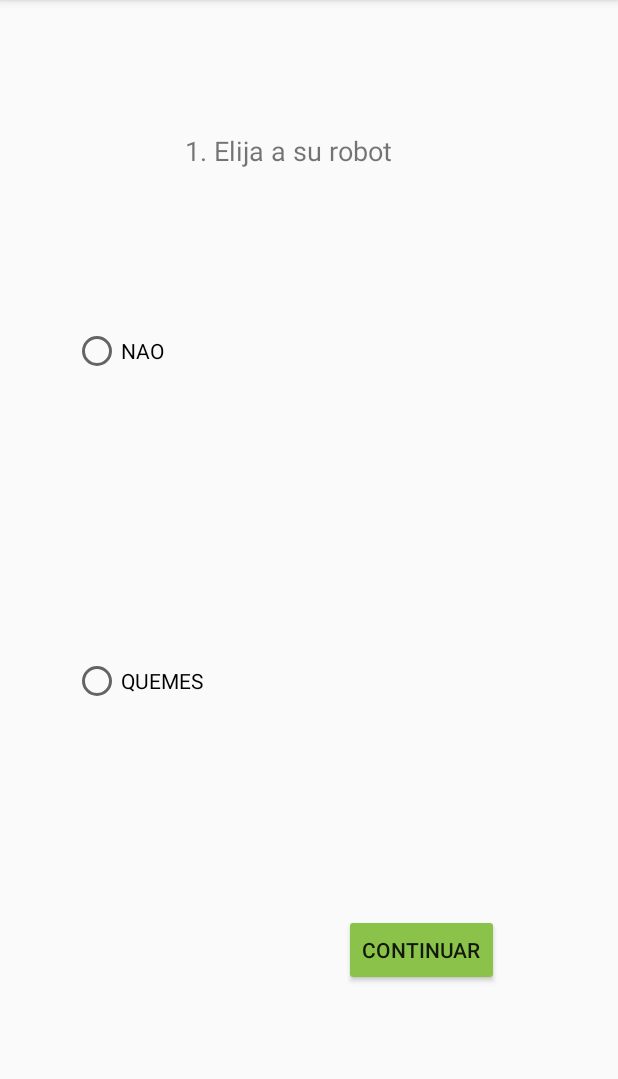
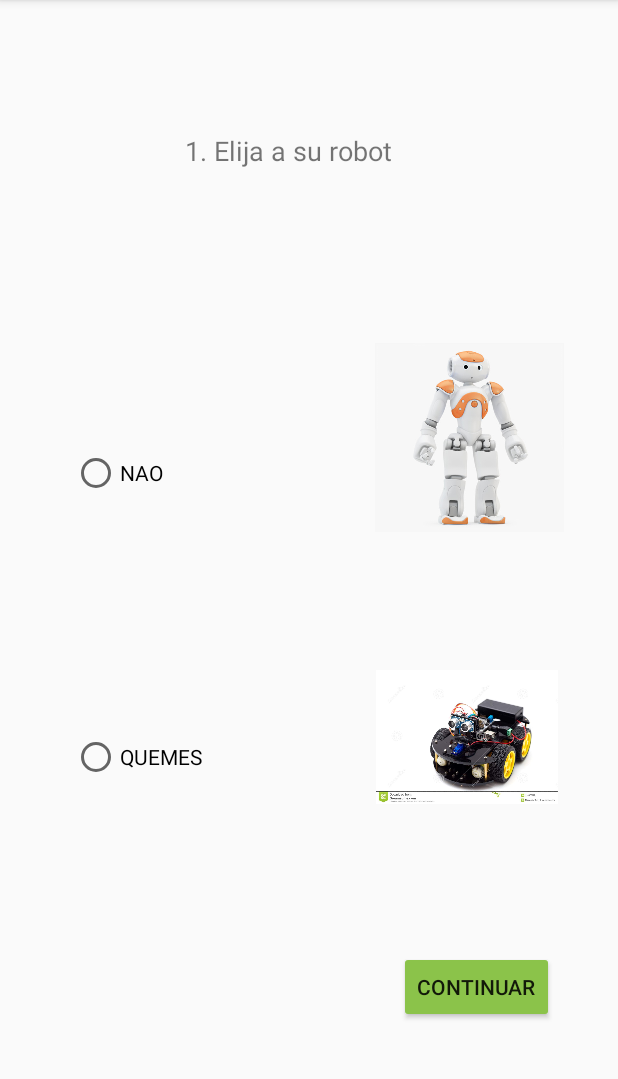
Before and after one commit to KarenCelis/COBOT, an Android app: the screen it shows after launch (RobotConection), on a phone screen of 412 x 824 dp, the part 84-1163 px from its top. Run offline under Robolectric (Android 15) with nearby library versions, the phone set to English and light mode, and no system bars; Roboto replaces fonts that are not available here.

Commit message:
add group to radio buttoon

```diff
--- a/Android/app/src/main/res/layout/activity_main.xml
+++ b/Android/app/src/main/res/layout/activity_main.xml
@@ -47,8 +47,8 @@
 
     <LinearLayout
         android:id="@+id/LayoutVerticalPersonajes"
-        android:layout_width="wrap_content"
-        android:layout_height="wrap_content"
+        android:layout_width="307dp"
+        android:layout_height="135dp"
         android:layout_marginTop="32dp"
         android:orientation="vertical"
         app:layout_constraintEnd_toEndOf="parent"
--- a/Android/app/src/main/res/layout/activity_robot_conection.xml
+++ b/Android/app/src/main/res/layout/activity_robot_conection.xml
@@ -19,60 +19,67 @@
         app:layout_constraintStart_toStartOf="parent"
         app:layout_constraintTop_toTopOf="parent" />
 
-    <RadioButton
-        android:id="@+id/textView5"
-        android:layout_width="100dp"
-        android:layout_height="wrap_content"
-        android:layout_marginTop="96dp"
-        android:text="NAO"
-        app:layout_constraintEnd_toEndOf="parent"
-        app:layout_constraintHorizontal_bias="0.157"
-        app:layout_constraintStart_toStartOf="parent"
-        app:layout_constraintTop_toBottomOf="@+id/textView4" />
-
-    <RadioButton
-        android:id="@+id/textView6"
-        android:layout_width="100dp"
-        android:layout_height="wrap_content"
-        android:layout_marginTop="188dp"
-        android:text="QUEMES"
-        app:layout_constraintEnd_toEndOf="parent"
-        app:layout_constraintHorizontal_bias="0.157"
-        app:layout_constraintStart_toStartOf="parent"
-        app:layout_constraintTop_toBottomOf="@+id/textView5" />
-
-    <ImageView
-        android:id="@+id/imageView"
-        android:layout_width="186dp"
-        android:layout_height="177dp"
-        android:layout_marginTop="32dp"
-        app:layout_constraintEnd_toEndOf="parent"
-        app:layout_constraintHorizontal_bias="0.728"
-        app:layout_constraintStart_toStartOf="parent"
-        app:layout_constraintTop_toBottomOf="@+id/textView4"
-        tools:srcCompat="@drawable/nao_36_jpgb2b7fa76_257c_4e8e_9913_8aac9a9e0af2large" />
-
-    <ImageView
-        android:id="@+id/imageView2"
-        android:layout_width="186dp"
-        android:layout_height="170dp"
-        android:layout_marginTop="44dp"
-        app:layout_constraintEnd_toEndOf="parent"
-        app:layout_constraintHorizontal_bias="0.728"
-        app:layout_constraintStart_toStartOf="parent"
-        app:layout_constraintTop_toBottomOf="@+id/imageView"
-        tools:srcCompat="@drawable/robot_con_los_ojos_y_las_ruedas_en_un_fondo_blanco_internacional_artificial_113929772" />
-
     <Button
         android:id="@+id/button_continuar"
         android:layout_width="wrap_content"
         android:layout_height="wrap_content"
-        android:layout_marginTop="64dp"
         android:text="Continuar"
         app:backgroundTint="#8BC34A"
+        app:layout_constraintBottom_toBottomOf="parent"
         app:layout_constraintEnd_toEndOf="parent"
-        app:layout_constraintHorizontal_bias="0.744"
+        app:layout_constraintHorizontal_bias="0.862"
         app:layout_constraintStart_toStartOf="parent"
-        app:layout_constraintTop_toBottomOf="@+id/imageView2" />
+        app:layout_constraintTop_toBottomOf="@+id/imageView"
+        app:layout_constraintVertical_bias="0.444" />
+
+    <ImageView
+        android:id="@+id/imageView8"
+        android:layout_width="126dp"
+        android:layout_height="235dp"
+        android:layout_marginTop="52dp"
+        android:layout_marginEnd="36dp"
+        android:layout_marginRight="36dp"
+        app:layout_constraintEnd_toEndOf="parent"
+        app:layout_constraintHorizontal_bias="1.0"
+        app:layout_constraintStart_toEndOf="@+id/radioGroup"
+        app:layout_constraintTop_toBottomOf="@+id/textView4"
+        app:srcCompat="@drawable/nao_36_jpgb2b7fa76_257c_4e8e_9913_8aac9a9e0af2large" />
+
+    <ImageView
+        android:id="@+id/imageView"
+        android:layout_width="121dp"
+        android:layout_height="148dp"
+        android:layout_marginTop="8dp"
+        android:layout_marginEnd="40dp"
+        android:layout_marginRight="40dp"
+        app:layout_constraintEnd_toEndOf="parent"
+        app:layout_constraintHorizontal_bias="1.0"
+        app:layout_constraintStart_toEndOf="@+id/radioGroup"
+        app:layout_constraintTop_toBottomOf="@+id/imageView8"
+        app:srcCompat="@drawable/robot_con_los_ojos_y_las_ruedas_en_un_fondo_blanco_internacional_artificial_113929772" />
+
+    <RadioGroup
+        android:id="@+id/radioGroup"
+        android:layout_width="255dp"
+        android:layout_height="411dp"
+        android:layout_marginStart="48dp"
+        android:layout_marginLeft="48dp"
+        app:layout_constraintBottom_toTopOf="@+id/button_continuar"
+        app:layout_constraintStart_toStartOf="parent"
+        app:layout_constraintTop_toBottomOf="@+id/textView4"
+        app:layout_constraintVertical_bias="1.0">
+
+        <RadioButton
+            android:id="@+id/radioButton"
+            android:layout_width="match_parent"
+            android:layout_height="185dp"
+            android:text="NAO" />
+
+        <RadioButton
+            android:id="@+id/radioButton2"
+            android:layout_width="match_parent"
+            android:layout_height="193dp"
+            android:text="QUEMES" />
+    </RadioGroup>
 
 </androidx.constraintlayout.widget.ConstraintLayout>
--- a/Android/app/src/main/res/values/strings.xml
+++ b/Android/app/src/main/res/values/strings.xml
@@ -1,6 +1,6 @@
 <resources>
     <string name="app_name">COBOT</string>
-    <string name="seleccionar_obra">Selecciona una obra de teatro</string>
+    <string name="seleccionar_obra">2. Selecciona una obra de teatro</string>
     <string name="seleccionar_obra_preview">Selecciona un archivo…</string>
     <string name="seleccionar_obra_boton">…</string>
     <string name="seleccionar_personaje">Selecciona un personaje de la obra</string>
```
